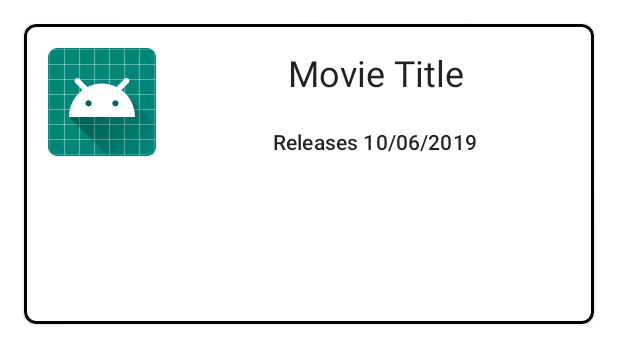
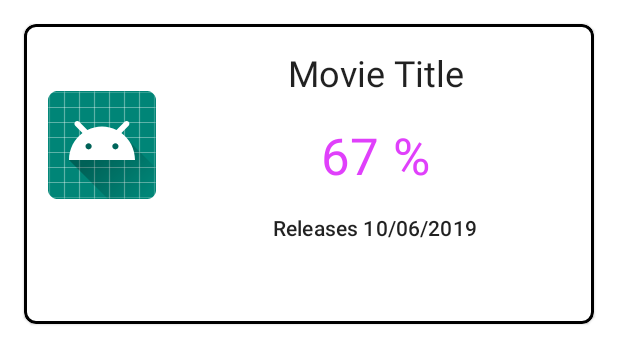
Before and after one commit to gabrielseibel1/KobeMovies, an Android app: the layout movie.xml on its own in the app's theme, with its tools: preview values and no code run, on a phone screen of 412 x 824 dp. Shown: the top 364 px of the screen. Run offline under Robolectric (Android 15) with nearby library versions, the phone set to English and light mode, and no system bars.

```diff
--- a/app/src/main/java/com/seibel/gabriel/kobemovies/model/Movie.kt
+++ b/app/src/main/java/com/seibel/gabriel/kobemovies/model/Movie.kt
@@ -7,7 +7,7 @@ data class Movie(
     val overview: String,
     @SerializedName("poster_path") val posterPath: String,
     @SerializedName("release_date") val releaseDate: String,
-    val popularity: String
+    val popularity: Float
 ) {
     fun styledReleaseDate() = "Releases ${slashFormattedReleaseDate()}"
 
--- a/app/src/main/java/com/seibel/gabriel/kobemovies/view/MovieRecyclerViewAdapter.kt
+++ b/app/src/main/java/com/seibel/gabriel/kobemovies/view/MovieRecyclerViewAdapter.kt
@@ -56,6 +56,7 @@ class MovieRecyclerViewAdapter(
 
         //bind text fields
         holder.title.text = movie.title
+        holder.popularity.text = "%.1f".format(movie.popularity)
         holder.releaseDate.text = movie.styledReleaseDate()
 
         //load image async with picasso
@@ -74,6 +75,7 @@ class MovieRecyclerViewAdapter(
 
     inner class ViewHolder(val mView: View) : RecyclerView.ViewHolder(mView) {
         val title: TextView = mView.title
+        val popularity: TextView = mView.popularity
         val releaseDate: TextView = mView.release_date
         val poster: ImageView = mView.poster
 
--- a/app/src/main/res/layout/movie.xml
+++ b/app/src/main/res/layout/movie.xml
@@ -42,6 +42,22 @@
             app:layout_constraintStart_toEndOf="@+id/poster"
             app:layout_constraintTop_toTopOf="parent" />
 
+        <TextView
+            android:id="@+id/popularity"
+            android:layout_width="0dp"
+            android:layout_height="wrap_content"
+            android:layout_margin="16dp"
+
+            android:text="67 %"
+            android:textAlignment="center"
+            android:textAppearance="@style/TextAppearance.MaterialComponents.Headline4"
+            android:textColor="?attr/colorSecondary"
+
+            app:layout_constraintEnd_toEndOf="parent"
+            app:layout_constraintStart_toEndOf="@+id/poster"
+            app:layout_constraintTop_toBottomOf="@+id/title"
+            app:layout_constraintBottom_toTopOf="@id/release_date"/>
+
 
         <TextView
             android:id="@+id/release_date"
@@ -52,8 +68,9 @@
             android:text="@string/release_date_stub"
             android:textAppearance="@style/TextAppearance.MaterialComponents.Subtitle2"
 
+            app:layout_constraintVertical_bias="1"
             app:layout_constraintEnd_toEndOf="parent"
-            app:layout_constraintStart_toEndOf="@id/poster"
+            app:layout_constraintStart_toEndOf="@+id/poster"
             app:layout_constraintBottom_toBottomOf="parent"/>
 
     </androidx.constraintlayout.widget.ConstraintLayout>
--- a/app/src/main/res/values/colors.xml
+++ b/app/src/main/res/values/colors.xml
@@ -6,6 +6,7 @@
     <color name="secondaryColor">#e040fb</color>
     <color name="secondaryLightColor">#ff79ff</color>
     <color name="secondaryDarkColor">#aa00c7</color>
+    <color name="secondaryDarkColor2">#4a148c</color>
     <color name="primaryTextColor">#ffffff</color>
     <color name="secondaryTextColor">#000000</color>
 </resources>
```
Also changed, not shown: app/src/main/res/drawable/popularity_circle.xml (added, +14 -0 lines).
